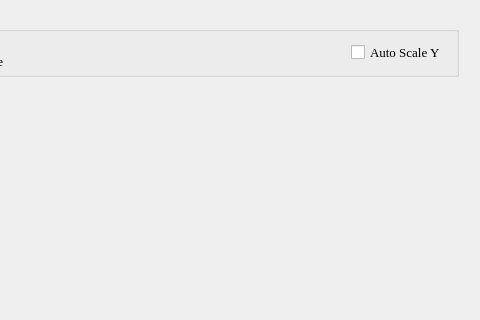
dongFangTuring/CHCenter, file CHCenter/chartwindow.ui: the form before one commit; both pictures show x 520 to 1000 and y 0 to 320 of the 1000 by 600 pixel window.
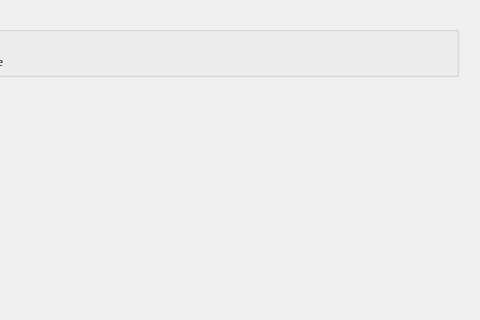
The form after the commit.

Commit message:
remove chart auto scale feature
it's hard to exact same like Uranus.

```diff
--- a/CHCenter/chartwindow.ui
+++ b/CHCenter/chartwindow.ui
@@ -120,13 +120,6 @@
           </property>
          </spacer>
         </item>
-        <item>
-         <widget class="QCheckBox" name="CB_AutoYScale">
-          <property name="text">
-           <string>Auto Scale Y</string>
-          </property>
-         </widget>
-        </item>
        </layout>
       </widget>
      </item>
```
The commit also changes 2 other files.
